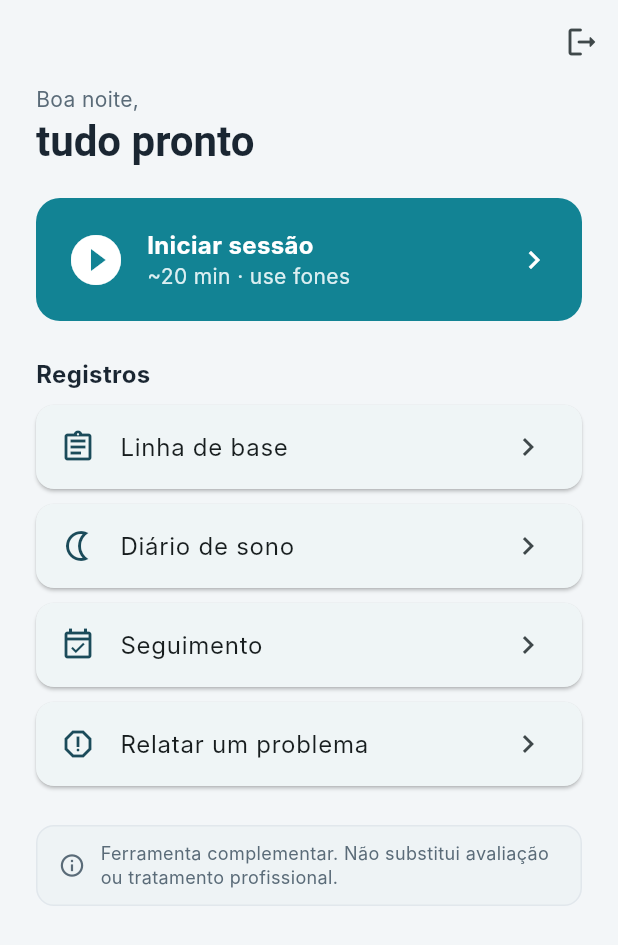
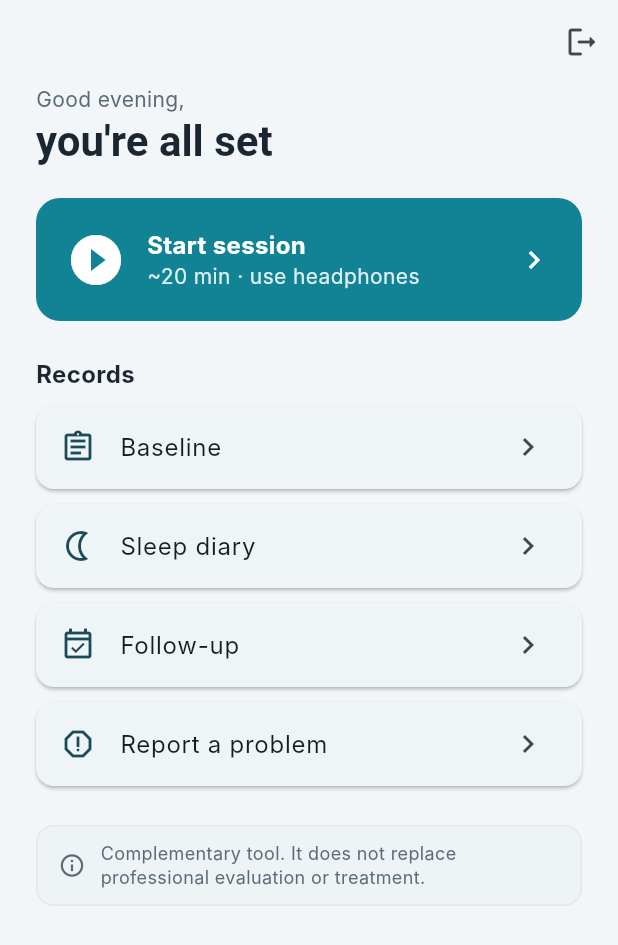
Before and after one commit to yh6k6hwbds-coder/sereno, a Flutter app: the HomeScreen screen opened directly, on a phone screen of 412 x 824 dp. Shown: the top 945 px of the screen. Run offline on Flutter 3.47's test engine with Material 3 defaults, Android fonts, the phone set to English and light mode, and no system bars; our stand-ins replace flutter_secure_storage, just_audio; accounts and stored records are empty; Roboto replaces fonts that are missing (Fraunces, Inter).

Commit message:
feat(app): fundacao de i18n + acessibilidade na Home (E5/ADR-070)
Primeira fatia de E5 (escopo liberado pelo mantenedor).

i18n:
- lib/l10n/app_localizations.dart: delegate MANUAL (sem code-gen), pt-BR padrao
  + en. AppLocalizations.of e tolerante (fallback pt-BR, nunca lanca).
- flutter_localizations ligado ao MaterialApp (delegates Global* + supportedLocales).
- Home e DisclaimerBanner migrados para AppLocalizations.

Acessibilidade:
- CTA de sessao com semantica de botao rotulada (Semantics button+label).
- BreathingWave passa a respeitar movimento reduzido (MediaQuery.disableAnimations):
  desliga o repeat() e mostra quadro estatico, sem virar reativa ao audio (cegamento
  intacto). O ROADMAP supunha, erradamente, que ja respeitava.

4 widget tests (pt/en, semantica do CTA, movimento reduzido). Testes anteriores da
Home seguem verdes pelo fallback pt-BR. Demais telas migram em fatias seguintes.

Nota: pubspec.lock nao atualizado localmente (sem SDK Flutter); o `flutter pub get`
do CI resolve o flutter_localizations.

Co-Authored-By: Claude Opus 4.8 <noreply@anthropic.com>

```diff
--- a/app/lib/app.dart
+++ b/app/lib/app.dart
@@ -1,6 +1,8 @@
 import 'package:flutter/material.dart';
+import 'package:flutter_localizations/flutter_localizations.dart';
 import 'core/api_client.dart';
 import 'core/theme.dart';
+import 'l10n/app_localizations.dart';
 import 'services/participant_repository.dart';
 import 'services/session_store.dart';
 import 'features/auth/otp_screen.dart';
@@ -20,6 +22,13 @@ class SerenoApp extends StatelessWidget {
       title: 'Sereno',
       debugShowCheckedModeBanner: false,
       theme: buildSerenoTheme(),
+      localizationsDelegates: const [
+        AppLocalizations.delegate,
+        GlobalMaterialLocalizations.delegate,
+        GlobalWidgetsLocalizations.delegate,
+        GlobalCupertinoLocalizations.delegate,
+      ],
+      supportedLocales: AppLocalizations.supportedLocales,
       home: AuthGate(store: store, repo: repo),
     );
   }
--- a/app/lib/features/home/home_screen.dart
+++ b/app/lib/features/home/home_screen.dart
@@ -1,6 +1,7 @@
 import 'package:flutter/material.dart';
 import '../../core/api_client.dart';
 import '../../core/theme.dart';
+import '../../l10n/app_localizations.dart';
 import '../../services/participant_repository.dart';
 import '../../services/session_repository.dart';
 import '../../services/outcomes_repository.dart';
@@ -48,13 +49,15 @@ class HomeScreen extends StatelessWidget {
       );
 
   @override
-  Widget build(BuildContext context) => Scaffold(
+  Widget build(BuildContext context) {
+    final t = AppLocalizations.of(context);
+    return Scaffold(
       appBar: AppBar(
         backgroundColor: Colors.transparent,
         elevation: 0,
         actions: [
           IconButton(
-              tooltip: 'Sair',
+            tooltip: t.logout,
             icon: const Icon(Icons.logout_rounded),
             onPressed: () => _logout(context),
           ),
@@ -64,36 +67,41 @@ class HomeScreen extends StatelessWidget {
         child: ListView(
           padding: const EdgeInsets.fromLTRB(24, 0, 24, 24),
           children: [
-              const Text('Boa noite,', style: TextStyle(color: SerenoColors.muted)),
-              Text('tudo pronto', style: Theme.of(context).textTheme.headlineMedium),
+            Text(t.greeting, style: const TextStyle(color: SerenoColors.muted)),
+            Text(t.ready, style: Theme.of(context).textTheme.headlineMedium),
             const SizedBox(height: 20),
-              InkWell(
+            // CTA primário: semântica explícita de botão rotulado (acessibilidade).
+            Semantics(
+              button: true,
+              label: t.startSession,
+              child: InkWell(
                 borderRadius: BorderRadius.circular(16),
                 onTap: () => _open(context, HeadphoneCheckScreen(repo: _sessionRepo())),
                 child: Container(
                   padding: const EdgeInsets.all(20),
                   decoration: BoxDecoration(color: SerenoColors.teal, borderRadius: BorderRadius.circular(16)),
-                  child: const Row(children: [
-                    Icon(Icons.play_circle_fill, color: Colors.white, size: 40),
-                    SizedBox(width: 14),
+                  child: Row(children: [
+                    const Icon(Icons.play_circle_fill, color: Colors.white, size: 40),
+                    const SizedBox(width: 14),
                     Expanded(
                       child: Column(crossAxisAlignment: CrossAxisAlignment.start, children: [
-                        Text('Iniciar sessão',
-                            style: TextStyle(color: Colors.white, fontWeight: FontWeight.w700, fontSize: 16)),
-                        Text('~20 min · use fones', style: TextStyle(color: Color(0xFFDCEFF2))),
+                        Text(t.startSession,
+                            style: const TextStyle(color: Colors.white, fontWeight: FontWeight.w700, fontSize: 16)),
+                        Text(t.sessionMeta, style: const TextStyle(color: Color(0xFFDCEFF2))),
                       ]),
                     ),
-                    Icon(Icons.chevron_right, color: Colors.white),
+                    const Icon(Icons.chevron_right, color: Colors.white),
                   ]),
                 ),
               ),
+            ),
             const SizedBox(height: 24),
-              const Text('Registros', style: TextStyle(fontWeight: FontWeight.w700, fontSize: 16)),
+            Text(t.records, style: const TextStyle(fontWeight: FontWeight.w700, fontSize: 16)),
             const SizedBox(height: 10),
-              _navTile(context, Icons.assignment_outlined, 'Linha de base', BaselineScreen(repo: _outcomesRepo())),
-              _navTile(context, Icons.nightlight_outlined, 'Diário de sono', SleepDiaryScreen(repo: _outcomesRepo())),
-              _navTile(context, Icons.event_available_outlined, 'Seguimento', FollowupScreen(repo: _outcomesRepo())),
-              _navTile(context, Icons.report_gmailerrorred_outlined, 'Relatar um problema',
+            _navTile(context, Icons.assignment_outlined, t.baseline, BaselineScreen(repo: _outcomesRepo())),
+            _navTile(context, Icons.nightlight_outlined, t.sleepDiary, SleepDiaryScreen(repo: _outcomesRepo())),
+            _navTile(context, Icons.event_available_outlined, t.followup, FollowupScreen(repo: _outcomesRepo())),
+            _navTile(context, Icons.report_gmailerrorred_outlined, t.reportProblem,
                 AdverseEventScreen(repo: _outcomesRepo())),
             const SizedBox(height: 16),
             const DisclaimerBanner(),
@@ -102,3 +110,4 @@ class HomeScreen extends StatelessWidget {
       ),
     );
   }
+}
--- /dev/null
+++ b/app/lib/l10n/app_localizations.dart
@@ -0,0 +1,86 @@
+import 'package:flutter/widgets.dart';
+
+/// Internacionalização (E5/ADR-070) — delegate MANUAL, sem code-gen.
+///
+/// Decisão: um mapa de strings por locale, resolvido por um `LocalizationsDelegate`
+/// próprio, em vez do pipeline ARB/intl com geração. Motivo: é mínimo, totalmente
+/// testável e não depende de um passo de build (o ambiente de dev não tem SDK Flutter;
+/// a validação é o CI). Migrar para ARB/intl é evolução futura, sem quebrar as telas
+/// (elas só consomem `AppLocalizations.of(context)`).
+///
+/// pt-BR é o idioma do piloto (padrão/fallback); `en` prova a internacionalização.
+class AppLocalizations {
+  final Locale locale;
+  const AppLocalizations(this.locale);
+
+  /// Tolerante: sem localização na árvore (ex.: um widget testado isolado), cai no
+  /// pt-BR — o idioma padrão do piloto. Nunca lança.
+  static AppLocalizations of(BuildContext context) =>
+      Localizations.of<AppLocalizations>(context, AppLocalizations) ??
+      const AppLocalizations(Locale('pt'));
+
+  static const LocalizationsDelegate<AppLocalizations> delegate =
+      _AppLocalizationsDelegate();
+
+  static const List<Locale> supportedLocales = [Locale('pt'), Locale('en')];
+
+  static const Map<String, Map<String, String>> _values = {
+    'pt': {
+      'greeting': 'Boa noite,',
+      'ready': 'tudo pronto',
+      'startSession': 'Iniciar sessão',
+      'sessionMeta': '~20 min · use fones',
+      'records': 'Registros',
+      'baseline': 'Linha de base',
+      'sleepDiary': 'Diário de sono',
+      'followup': 'Seguimento',
+      'reportProblem': 'Relatar um problema',
+      'logout': 'Sair',
+      'disclaimer':
+          'Ferramenta complementar. Não substitui avaliação ou tratamento profissional.',
+    },
+    'en': {
+      'greeting': 'Good evening,',
+      'ready': "you're all set",
+      'startSession': 'Start session',
+      'sessionMeta': '~20 min · use headphones',
+      'records': 'Records',
+      'baseline': 'Baseline',
+      'sleepDiary': 'Sleep diary',
+      'followup': 'Follow-up',
+      'reportProblem': 'Report a problem',
+      'logout': 'Log out',
+      'disclaimer':
+          'Complementary tool. It does not replace professional evaluation or treatment.',
+    },
+  };
+
+  String _t(String key) =>
+      _values[locale.languageCode]?[key] ?? _values['pt']![key] ?? key;
+
+  String get greeting => _t('greeting');
+  String get ready => _t('ready');
+  String get startSession => _t('startSession');
+  String get sessionMeta => _t('sessionMeta');
+  String get records => _t('records');
+  String get baseline => _t('baseline');
+  String get sleepDiary => _t('sleepDiary');
+  String get followup => _t('followup');
+  String get reportProblem => _t('reportProblem');
+  String get logout => _t('logout');
+  String get disclaimer => _t('disclaimer');
+}
+
+class _AppLocalizationsDelegate extends LocalizationsDelegate<AppLocalizations> {
+  const _AppLocalizationsDelegate();
+
+  @override
+  bool isSupported(Locale locale) =>
+      AppLocalizations.supportedLocales.any((l) => l.languageCode == locale.languageCode);
+
+  @override
+  Future<AppLocalizations> load(Locale locale) async => AppLocalizations(locale);
+
+  @override
+  bool shouldReload(_AppLocalizationsDelegate old) => false;
+}
--- a/app/lib/shared/breathing_wave.dart
+++ b/app/lib/shared/breathing_wave.dart
@@ -15,7 +15,21 @@ class BreathingWave extends StatefulWidget {
 
 class _BreathingWaveState extends State<BreathingWave> with SingleTickerProviderStateMixin {
   late final AnimationController _c =
-      AnimationController(vsync: this, duration: const Duration(seconds: 8))..repeat();
+      AnimationController(vsync: this, duration: const Duration(seconds: 8));
+
+  @override
+  void didChangeDependencies() {
+    super.didChangeDependencies();
+    // Acessibilidade: respeita "movimento reduzido" do SO. Com a animação desligada,
+    // mostra um quadro estático (não pisca, não repete) — e continua NÃO reativa ao áudio.
+    final reduceMotion = MediaQuery.maybeOf(context)?.disableAnimations ?? false;
+    if (reduceMotion) {
+      if (_c.isAnimating) _c.stop();
+      _c.value = 0.25; // quadro representativo, fixo
+    } else if (!_c.isAnimating) {
+      _c.repeat();
+    }
+  }
 
   @override
   void dispose() {
--- a/app/lib/shared/disclaimer_banner.dart
+++ b/app/lib/shared/disclaimer_banner.dart
@@ -1,5 +1,6 @@
 import 'package:flutter/material.dart';
 import '../core/theme.dart';
+import '../l10n/app_localizations.dart';
 
 /// Aviso persistente de escopo (ferramenta complementar). Presente em todo o fluxo.
 class DisclaimerBanner extends StatelessWidget {
@@ -18,8 +19,8 @@ class DisclaimerBanner extends StatelessWidget {
           const SizedBox(width: 10),
           Expanded(
             child: Text(
-              'Ferramenta complementar. Não substitui avaliação ou tratamento profissional.',
-              style: TextStyle(fontSize: 12, color: SerenoColors.muted, height: 1.3),
+              AppLocalizations.of(context).disclaimer,
+              style: const TextStyle(fontSize: 12, color: SerenoColors.muted, height: 1.3),
             ),
           ),
         ]),
--- a/app/pubspec.yaml
+++ b/app/pubspec.yaml
@@ -6,6 +6,8 @@ environment:
   sdk: ">=3.3.0 <4.0.0"
 dependencies:
   flutter:
+    sdk: flutter
+  flutter_localizations:       # i18n (delegates Global* p/ pt/en) — ver lib/l10n
     sdk: flutter
   http: ^1.2.0
   flutter_secure_storage: ^9.2.2
```
Also changed, not shown: 4 other files. Lines whose indentation alone changed are shown as unchanged.
